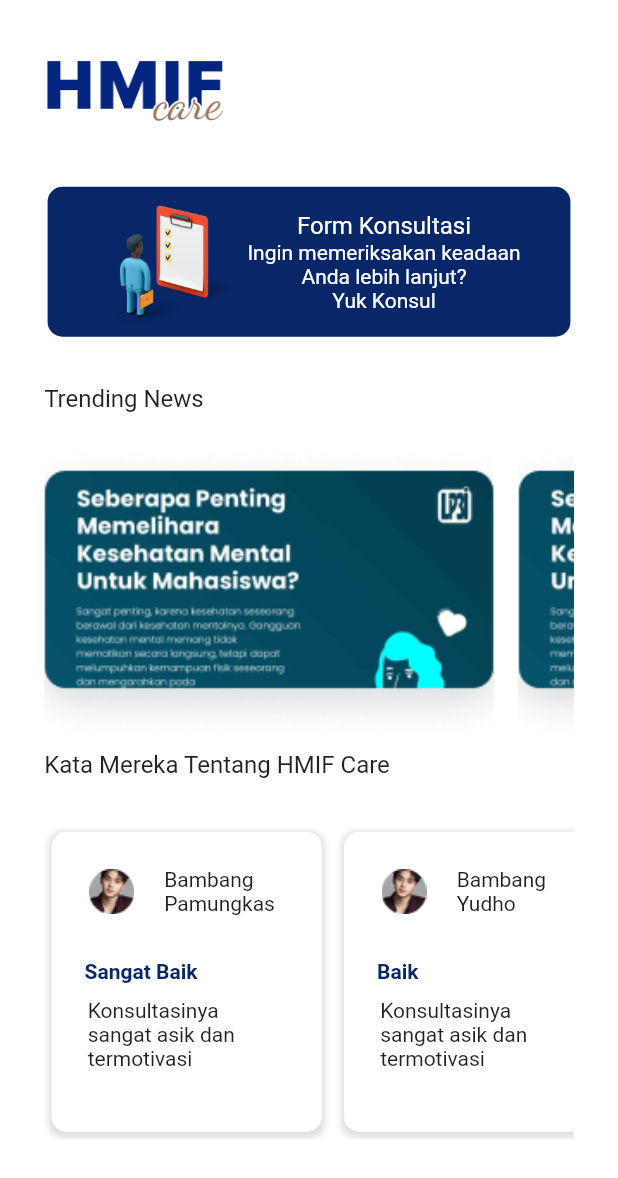
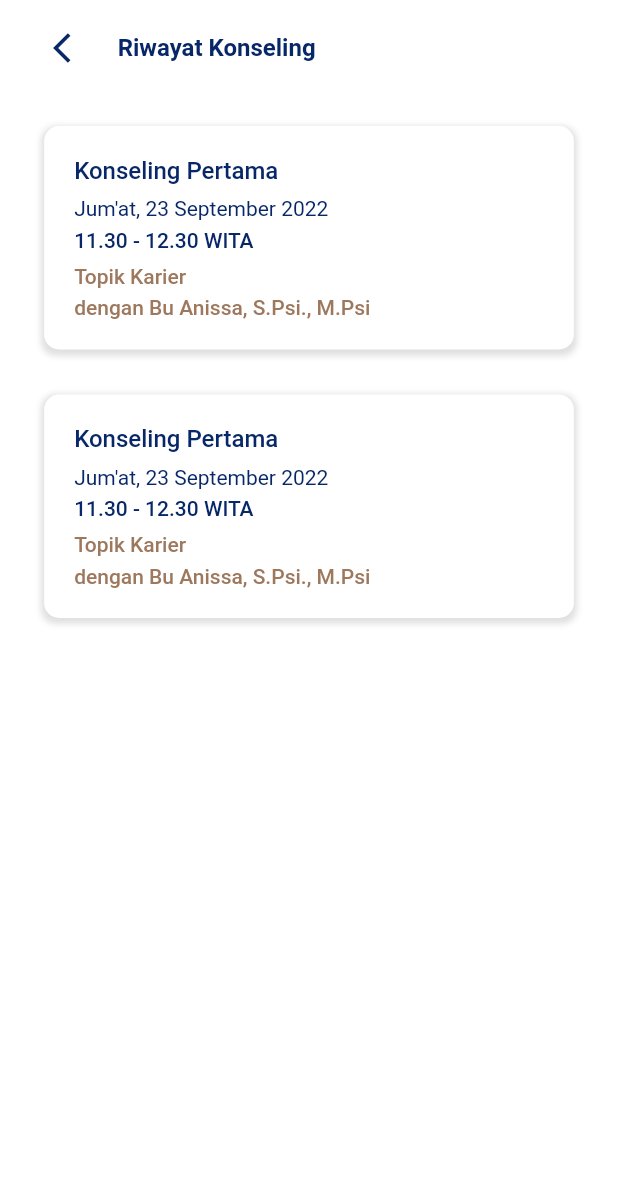
Before and after one commit to fikriichsan/hmif_care_mobile, a Flutter app: the screen it shows after launch, on a phone screen of 412 x 824 dp. Shown: the top 1178 px of the screen. Run offline on Flutter 3.47's test engine with Material 2 defaults, Android fonts, the light colour scheme and no system bars; our stand-ins replace carousel_slider, smooth_page_indicator.

Commit message:
create history konseling screen

```diff
--- /dev/null
+++ b/lib/Screens/History/historyScreen.dart
@@ -0,0 +1,253 @@
+import 'package:flutter/material.dart';
+import 'package:hmif_care_mobile/constants.dart';
+
+class HistoryScreen extends StatefulWidget {
+  @override
+  _HistoryScreenState createState() => _HistoryScreenState();
+}
+
+class _HistoryScreenState extends State<HistoryScreen>{
+  @override
+  Widget build(BuildContext context) {
+    return Scaffold(
+      body: SafeArea(
+        child: ListView(
+          children: [
+            SingleChildScrollView(
+              scrollDirection: Axis.vertical,
+              child: Column(children: [
+                Row(
+                  children: [
+                    Expanded(
+                      flex: 1,
+                      child: Column()
+                      ),
+                    Expanded(
+                      flex: 12,
+                      child: Column(
+                        children: [
+                          SizedBox(
+                            height: 20,
+                          ),
+                          Row(
+                            children: [
+                              Icon(
+                                Icons.arrow_back_ios_outlined,
+                                color: darkBlue,
+                              ),
+                              SizedBox(
+                                width: 25,
+                              ),
+                              Text(
+                                "Riwayat Konseling",
+                                style: TextStyle(
+                                  color: darkBlue,
+                                  fontSize: 16,
+                                  fontWeight: FontWeight.w600
+                                ),
+                              )
+                            ],
+                          ),
+                          SizedBox(
+                            height: 40,
+                          ),
+                          Container(
+                                    padding: EdgeInsets.all(20),
+                                    margin: EdgeInsets.only(bottom: 30),
+                                    decoration: BoxDecoration(
+                                      color: Colors.white,
+                                      borderRadius: BorderRadius.circular(10),
+                                      boxShadow: [BoxShadow(
+                                        color: Colors.black12,
+                                        blurRadius: 3.0,
+                                        spreadRadius: 2.0,
+                                        offset: Offset(0, 2.0),
+                                          )]
+                                    ),
+                                    child:
+                                      Column(
+                                        children: [
+                                          Row(
+                                            children: [
+                                              Text(
+                                                "Konseling Pertama",
+                                                style: TextStyle(
+                                                  color: darkBlue,
+                                                  fontSize: 16,
+                                                  fontWeight: FontWeight.w500,
+                                                ),
+                                              )
+                                            ],
+                                          ),
+                                          SizedBox(
+                                            height: 8,
+                                          ),
+                                          Row(
+                                            children: [
+                                              Text(
+                                                "Jum'at, 23 September 2022",
+                                                style: TextStyle(
+                                                  color: darkBlue,
+                                                  fontSize: 14,
+                                                  fontWeight: FontWeight.w400,
+                                                ),
+                                              )
+                                            ],
+                                          ),
+                                          SizedBox(
+                                            height: 5,
+                                          ),
+                                          Row(
+                                            children: [
+                                              Text(
+                                                "11.30 - 12.30 WITA",
+                                                style: TextStyle(
+                                                  color: darkBlue,
+                                                  fontSize: 14,
+                                                  fontWeight: FontWeight.w500,
+                                                ),
+                                              )
+                                            ],
+                                          ),
+                                          SizedBox(
+                                            height: 8,
+                                          ),
+                                          Row(
+                                            children: [
+                                              Text(
+                                                "Topik Karier",
+                                                style: TextStyle(
+                                                  color: middleBrown,
+                                                  fontSize: 14,
+                                                  fontWeight: FontWeight.w500,
+                                                ),
+                                              )
+                                            ],
+                                          ),
+                                          SizedBox(
+                                            height: 5,
+                                          ),
+                                          Row(
+                                            children: [
+                                              Text(
+                                                "dengan Bu Anissa, S.Psi., M.Psi",
+                                                style: TextStyle(
+                                                  color: middleBrown,
+                                                  fontSize: 14,
+                                                  fontWeight: FontWeight.w500,
+                                                ),
+                                              )
+                                            ],
+                                          )
+                                        ],
+                                      ),
+                                  ),
+                          Container(
+                                    padding: EdgeInsets.all(20),
+                                    margin: EdgeInsets.only(bottom: 40),
+                                    decoration: BoxDecoration(
+                                      color: Colors.white,
+                                      borderRadius: BorderRadius.circular(10),
+                                      boxShadow: [BoxShadow(
+                                        color: Colors.black12,
+                                        blurRadius: 3.0,
+                                        spreadRadius: 2.0,
+                                        offset: Offset(0, 2.0),
+                                          )]
+                                    ),
+                                    child:
+                                      Column(
+                                        children: [
+                                          Row(
+                                            children: [
+                                              Text(
+                                                "Konseling Pertama",
+                                                style: TextStyle(
+                                                  color: darkBlue,
+                                                  fontSize: 16,
+                                                  fontWeight: FontWeight.w500,
+                                                ),
+                                              )
+                                            ],
+                                          ),
+                                          SizedBox(
+                                            height: 8,
+                                          ),
+                                          Row(
+                                            children: [
+                                              Text(
+                                                "Jum'at, 23 September 2022",
+                                                style: TextStyle(
+                                                  color: darkBlue,
+                                                  fontSize: 14,
+                                                  fontWeight: FontWeight.w400,
+                                                ),
+                                              )
+                                            ],
+                                          ),
+                                          SizedBox(
+                                            height: 5,
+                                          ),
+                                          Row(
+                                            children: [
+                                              Text(
+                                                "11.30 - 12.30 WITA",
+                                                style: TextStyle(
+                                                  color: darkBlue,
+                                                  fontSize: 14,
+                                                  fontWeight: FontWeight.w500,
+                                                ),
+                                              )
+                                            ],
+                                          ),
+                                          SizedBox(
+                                            height: 8,
+                                          ),
+                                          Row(
+                                            children: [
+                                              Text(
+                                                "Topik Karier",
+                                                style: TextStyle(
+                                                  color: middleBrown,
+                                                  fontSize: 14,
+                                                  fontWeight: FontWeight.w500,
+                                                ),
+                                              )
+                                            ],
+                                          ),
+                                          SizedBox(
+                                            height: 5,
+                                          ),
+                                          Row(
+                                            children: [
+                                              Text(
+                                                "dengan Bu Anissa, S.Psi., M.Psi",
+                                                style: TextStyle(
+                                                  color: middleBrown,
+                                                  fontSize: 14,
+                                                  fontWeight: FontWeight.w500,
+                                                ),
+                                              )
+                                            ],
+                                          )
+                                        ],
+                                      ),
+                                  ),
+                        ],
+                      )
+                      ),
+                    Expanded(
+                      flex: 1,
+                      child: Column()
+                      ),
+                  ],
+                ),
+              ]),
+            )
+          ],
+        ),
+      ),
+    );
+  }
+
+}
--- a/lib/main.dart
+++ b/lib/main.dart
@@ -1,4 +1,5 @@
 import 'package:flutter/material.dart';
+import 'package:hmif_care_mobile/Screens/History/historyScreen.dart';
 import 'package:hmif_care_mobile/Screens/Homepage/homepage_screen.dart';
 import 'package:hmif_care_mobile/Screens/Login/login_secreen.dart';
 import 'package:hmif_care_mobile/constants.dart';
@@ -22,7 +23,7 @@ class MyApp extends StatelessWidget {
         primaryColor: kPrimaryColor,
         scaffoldBackgroundColor: Colors.white,
       ),
-      home: HomePageScreen(),
+      home: HistoryScreen(),
     );
   }
 }
```
